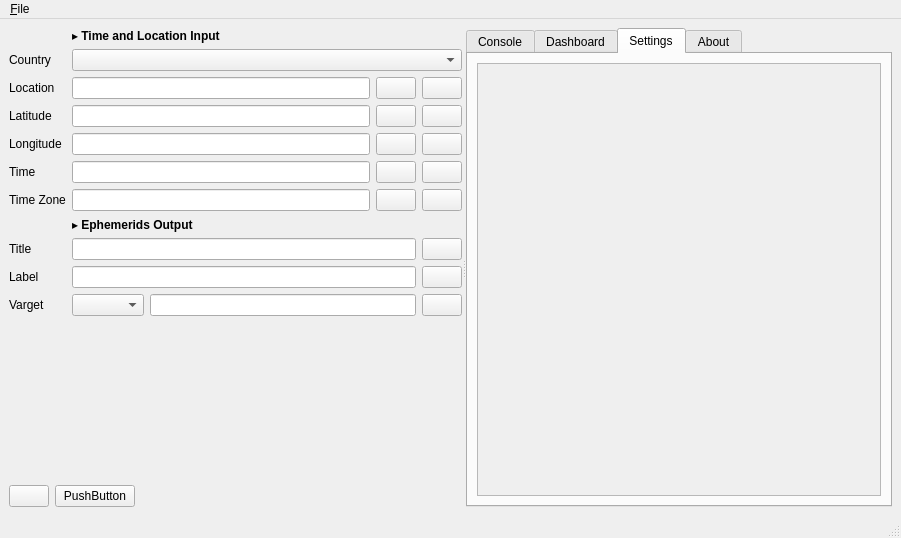
Above: MainWindow.ui from jplozf/ephemeeus before the change. Below: the same form after it.
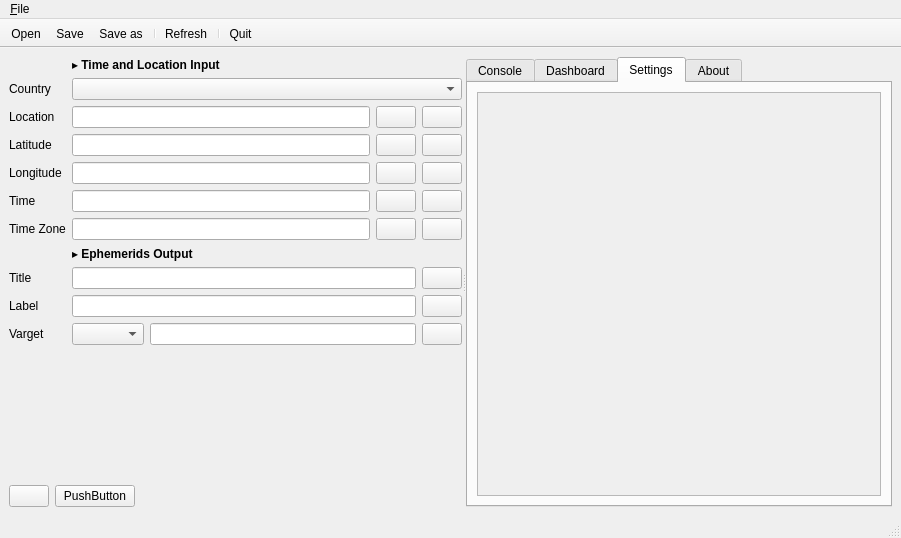
That is the form after the change. The open tabs and pages were chosen to show the change. Icons and pictures are not drawn.

The edit to the form file:
```diff
--- a/MainWindow.ui
+++ b/MainWindow.ui
@@ -555,7 +555,7 @@
               <x>0</x>
               <y>0</y>
               <width>398</width>
-              <height>425</height>
+              <height>392</height>
              </rect>
             </property>
            </widget>
@@ -604,6 +604,30 @@
    <addaction name="menu_File"/>
   </widget>
   <widget class="QStatusBar" name="statusBar"/>
+  <widget class="QToolBar" name="toolBar">
+   <property name="windowTitle">
+    <string>toolBar</string>
+   </property>
+   <property name="movable">
+    <bool>false</bool>
+   </property>
+   <property name="floatable">
+    <bool>false</bool>
+   </property>
+   <attribute name="toolBarArea">
+    <enum>TopToolBarArea</enum>
+   </attribute>
+   <attribute name="toolBarBreak">
+    <bool>false</bool>
+   </attribute>
+   <addaction name="actionOpen"/>
+   <addaction name="actionSave"/>
+   <addaction name="actionSave_as"/>
+   <addaction name="separator"/>
+   <addaction name="actionRefresh"/>
+   <addaction name="separator"/>
+   <addaction name="actionQuit"/>
+  </widget>
   <action name="actionQuit">
    <property name="icon">
     <iconset resource="ephemeeus.qrc">
```
